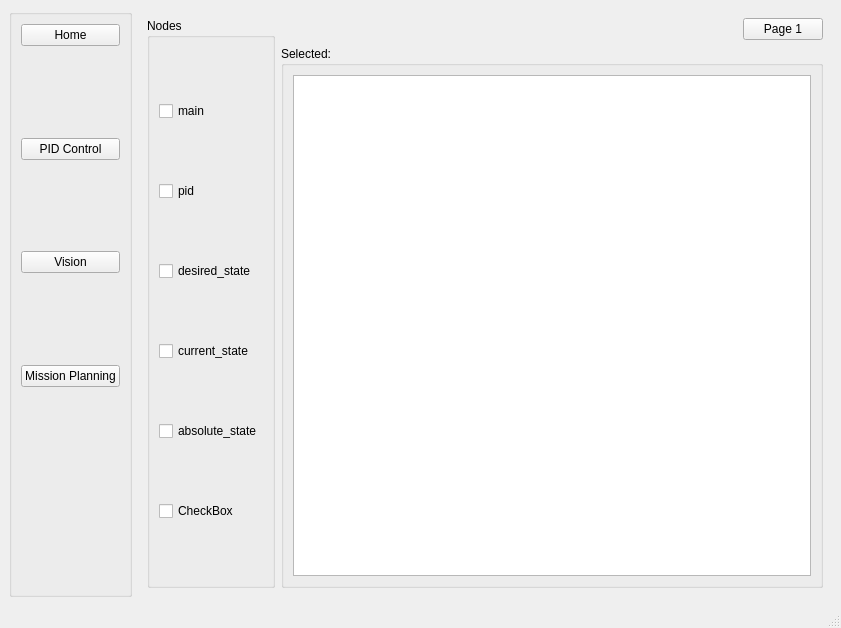
Above: ui/mainwindow.ui from ayuyamo/gui-robot before the change. Below: the same form after it.
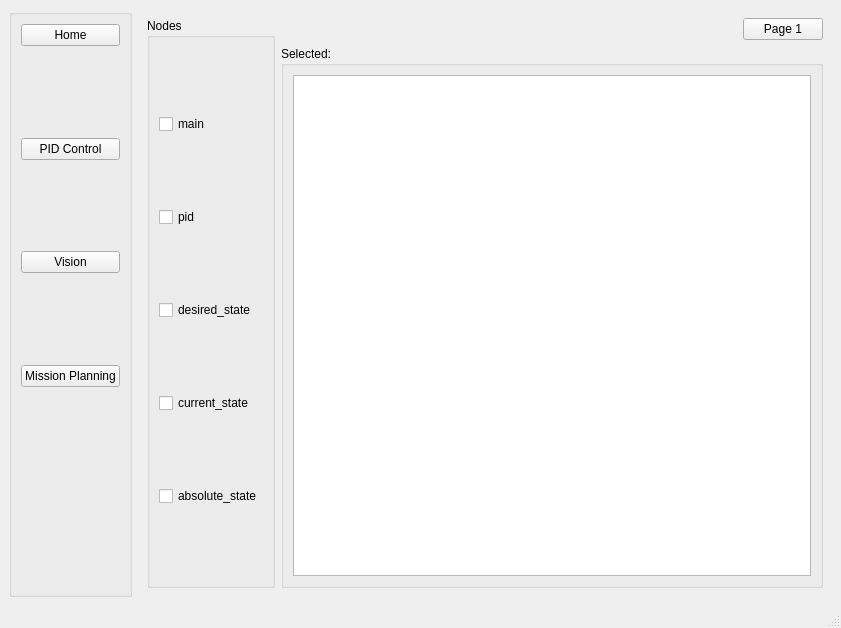
That is the form after the change.

Commit message: have textedit display checked nodes on launch page

The edit to the form file:
```diff
--- a/ui/mainwindow.ui
+++ b/ui/mainwindow.ui
@@ -426,13 +426,6 @@
              </property>
             </widget>
            </item>
-           <item>
-            <widget class="QCheckBox" name="checkBox_6">
-             <property name="text">
-              <string>CheckBox</string>
-             </property>
-            </widget>
-           </item>
           </layout>
          </widget>
         </item>
```
Left out of the diff: 10 changed lines with no effect on the pictures. The commit also changes 2 other files.
